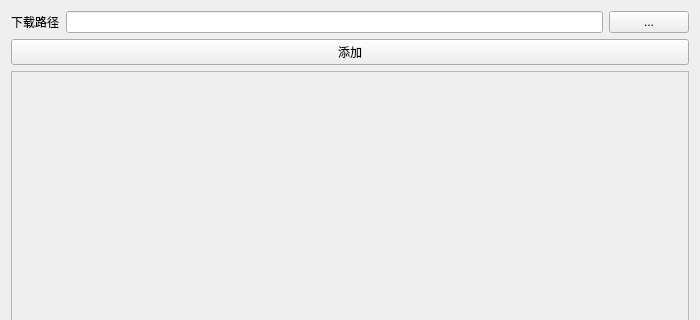
This is widget.ui in EmersonCheng/PictureDownloadByQt as Qt 5 draws it before an edit; both pictures show x 0 to 700 and y 0 to 320 of the 700 by 550 pixel window. The edited form follows.
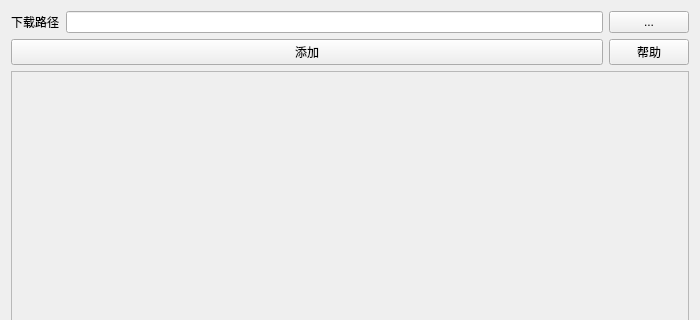
This is the edited form.

Diff of the .ui file:
```diff
--- a/widget.ui
+++ b/widget.ui
@@ -42,6 +42,8 @@
     </layout>
    </item>
    <item>
+    <layout class="QHBoxLayout" name="horizontalLayout_2" stretch="1,0">
+     <item>
     <widget class="QPushButton" name="add_btn">
      <property name="maximumSize">
       <size>
@@ -55,6 +57,21 @@
     </widget>
    </item>
    <item>
+      <widget class="QPushButton" name="help_btn">
+       <property name="maximumSize">
+        <size>
+         <width>16777215</width>
+         <height>16777215</height>
+        </size>
+       </property>
+       <property name="text">
+        <string>帮助</string>
+       </property>
+      </widget>
+     </item>
+    </layout>
+   </item>
+   <item>
     <widget class="QScrollArea" name="scrollArea">
      <property name="widgetResizable">
       <bool>true</bool>
```
Left out of the diff: 2 changed lines with no effect on the pictures. Lines whose indentation alone changed are shown as unchanged.
